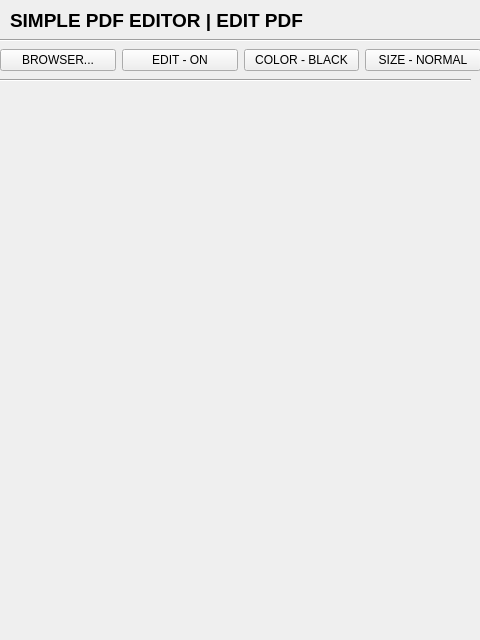
This is views/resources/ui/editor_ui.ui in aytss23/pdf-editor-app as Qt 5 draws it before an edit. The edited form follows.
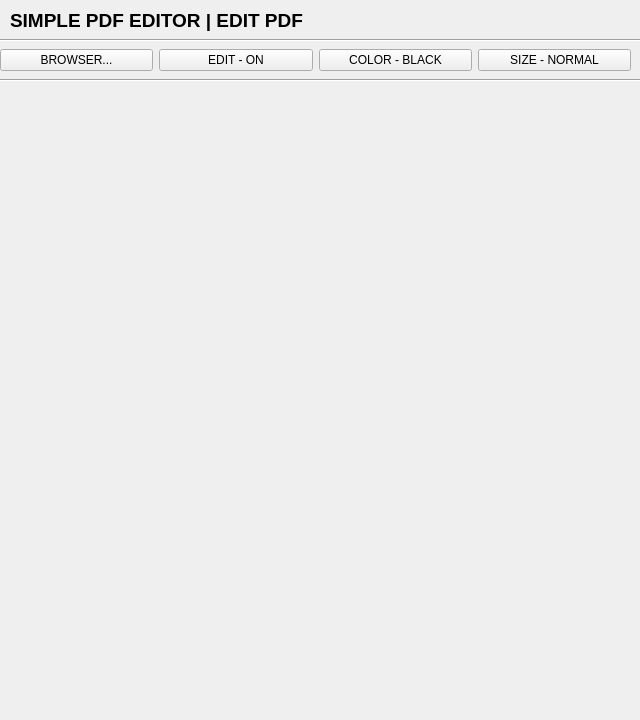
This is the edited form.

```diff
--- a/views/resources/ui/editor_ui.ui
+++ b/views/resources/ui/editor_ui.ui
@@ -9,14 +9,14 @@
    <rect>
     <x>0</x>
     <y>0</y>
-    <width>480</width>
-    <height>640</height>
+    <width>640</width>
+    <height>720</height>
    </rect>
   </property>
   <property name="minimumSize">
    <size>
-    <width>480</width>
-    <height>640</height>
+    <width>640</width>
+    <height>720</height>
    </size>
   </property>
   <property name="maximumSize">
@@ -43,7 +43,7 @@
      <rect>
       <x>-10</x>
       <y>70</y>
-      <width>481</width>
+      <width>651</width>
       <height>20</height>
      </rect>
     </property>
@@ -83,7 +83,7 @@
      <rect>
       <x>0</x>
       <y>40</y>
-      <width>481</width>
+      <width>631</width>
       <height>41</height>
      </rect>
     </property>
@@ -123,7 +123,7 @@
      <rect>
       <x>0</x>
       <y>30</y>
-      <width>481</width>
+      <width>641</width>
       <height>20</height>
      </rect>
     </property>
@@ -136,11 +136,22 @@
      <rect>
       <x>10</x>
       <y>90</y>
-      <width>461</width>
-      <height>541</height>
+      <width>621</width>
+      <height>621</height>
      </rect>
     </property>
-    <layout class="QHBoxLayout" name="horizontalLayout_2"/>
+    <layout class="QHBoxLayout" name="horizontalLayout_2">
+     <item>
+      <widget class="QLabel" name="page_display_label">
+       <property name="text">
+        <string/>
+       </property>
+       <property name="alignment">
+        <set>Qt::AlignCenter</set>
+       </property>
+      </widget>
+     </item>
+    </layout>
    </widget>
   </widget>
  </widget>
```
